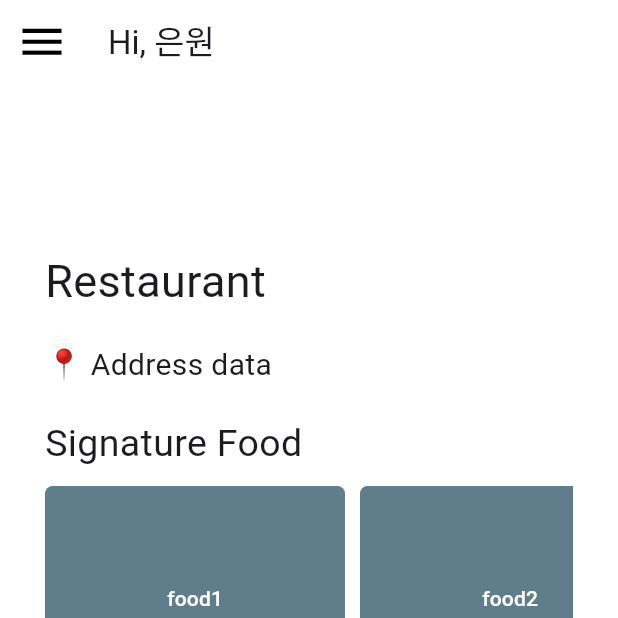
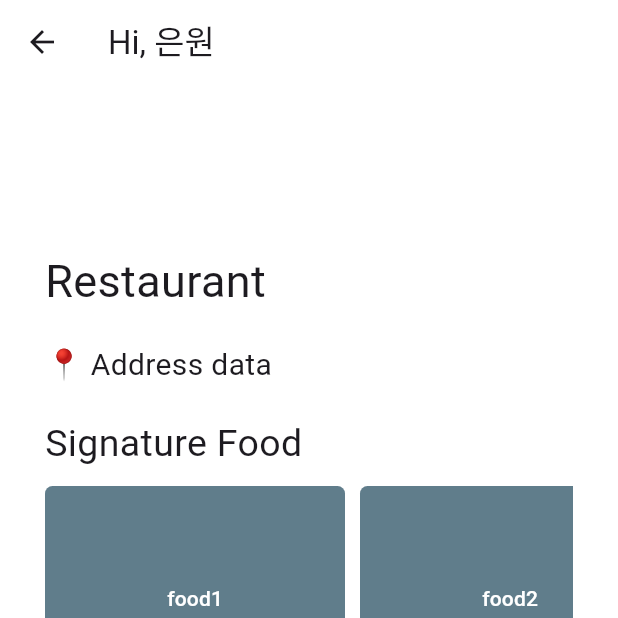
Before and after one commit to seoeunwon/mukki-app-master, a Flutter app: the Restaurant screen opened directly, on a phone screen of 412 x 824 dp, the top half of it. Run offline on Flutter 3.47's test engine with Material 3 defaults, Android fonts, the phone set to English and light mode, and no system bars.

Commit message:
remove menu button from AppBar in Restaurant widget

```diff
--- a/lib/restaurant.dart
+++ b/lib/restaurant.dart
@@ -89,19 +89,6 @@ class Restaurant extends StatelessWidget {
       backgroundColor: Colors.white,
       appBar: AppBar(
         backgroundColor: Colors.white,
-        leading: IconButton(
-          onPressed: () {
-            Navigator.push(
-              context,
-              MaterialPageRoute(builder: (context) => Setting()),
-            );
-          },
-          icon: Icon(
-            size: 35,
-            Icons.menu,
-            color: Colors.black,
-          ),
-        ),
         title: Text('Hi, 은원'),
       ),
       body: SingleChildScrollView(
```
